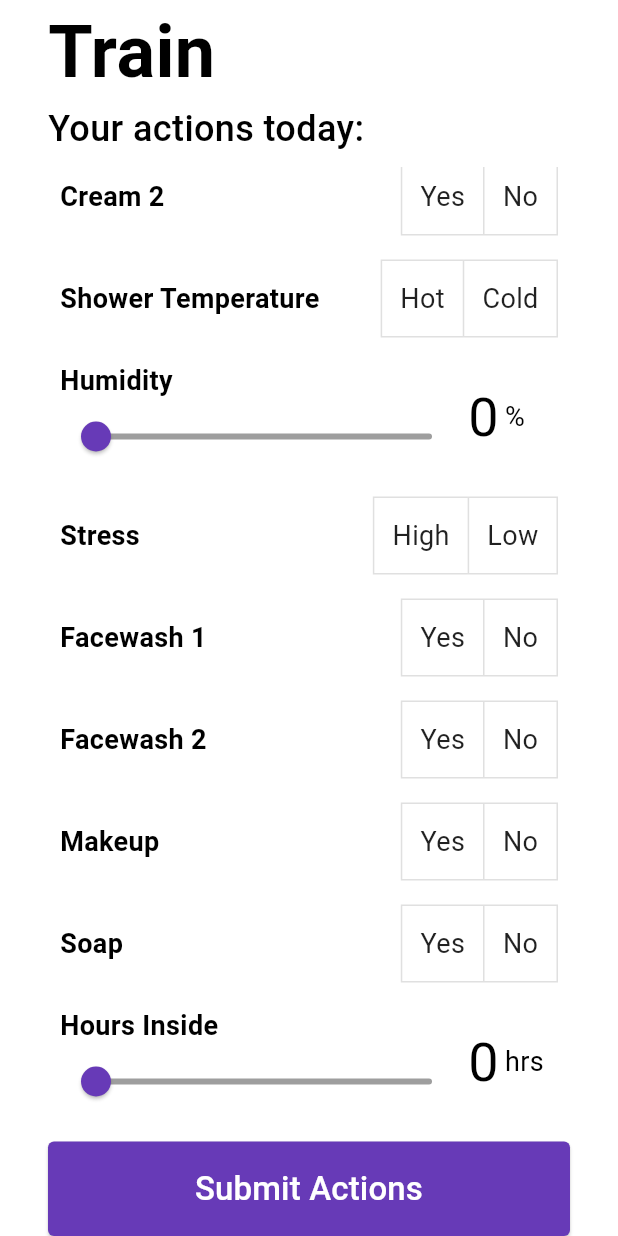
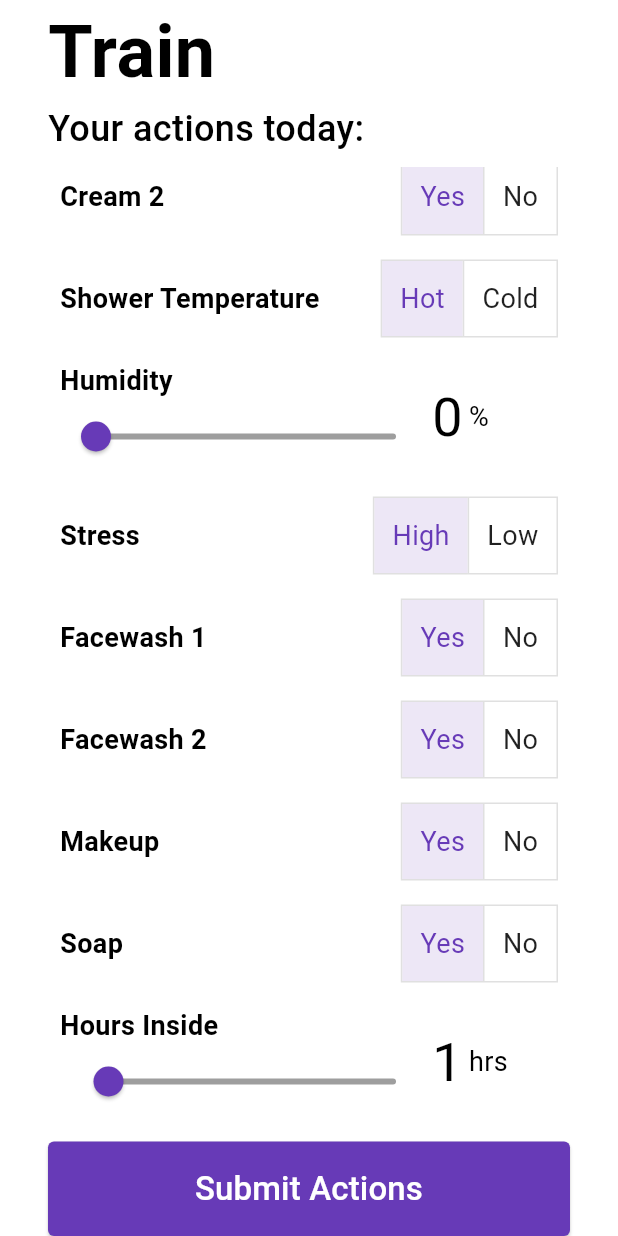
Before and after one commit to BillyJaf/hackathon_frontend, a Flutter app: the screen it shows after launch, scrolled down 82 dp, after a tap on "Yes", on a phone screen of 412 x 824 dp. Run offline on Flutter 3.47's test engine with Material 3 defaults, Android fonts, the light colour scheme and no system bars; our stand-ins replace sqflite; accounts and stored records are empty.

Commit message:
feat: train screen functionality

```diff
--- a/lib/models/health_entry.dart
+++ b/lib/models/health_entry.dart
@@ -1,6 +1,5 @@
 class HealthEntry {
-  final int?
-      id; // Optional, in case you're storing this in a database with an auto-generated ID
+  final int? id; // Optional, in case you're storing this in a database with an auto-generated ID
   final double cream1;
   final double cream2;
   final double tookHotShower;
@@ -30,6 +29,39 @@
     required this.dateTime,
     required this.skinFeelRating,
   });
+
+  // To new HealthEntry object with updated values
+  HealthEntry copyWith({
+    int? id,
+    double? cream1,
+    double? cream2,
+    double? tookHotShower,
+    double? relativeHumidity,
+    double? stress,
+    double? facewash1,
+    double? facewash2,
+    double? makeup,
+    double? soap,
+    double? hoursInside,
+    DateTime? dateTime,
+    double? skinFeelRating,
+  }) {
+    return HealthEntry(
+      id: id ?? this.id,
+      cream1: cream1 ?? this.cream1,
+      cream2: cream2 ?? this.cream2,
+      tookHotShower: tookHotShower ?? this.tookHotShower,
+      relativeHumidity: relativeHumidity ?? this.relativeHumidity,
+      stress: stress ?? this.stress,
+      facewash1: facewash1 ?? this.facewash1,
+      facewash2: facewash2 ?? this.facewash2,
+      makeup: makeup ?? this.makeup,
+      soap: soap ?? this.soap,
+      hoursInside: hoursInside ?? this.hoursInside,
+      dateTime: dateTime ?? this.dateTime,
+      skinFeelRating: skinFeelRating ?? this.skinFeelRating,
+    );
+  }
 
   // Convert a HealthEntry object into a Map to store in the database
   Map<String, dynamic> toMap() {
--- a/lib/option_field.dart
+++ b/lib/option_field.dart
@@ -10,14 +10,16 @@
 
 class OptionField extends StatelessWidget {
   final String label;
-  final String? value;
+  final double? value;
   final List<Option> options;
+  final Function(double) onChanged;
 
   const OptionField({
     super.key,
     this.label = "Action Name",
     this.options = const [],
     this.value,
+    required this.onChanged,
   });
 
   @override
@@ -25,8 +27,8 @@
     return ActionField(
       label: label,
       valueWidget: ToggleButtons(
-        isSelected: options.map((option) => option.label == value).toList(),
-        onPressed: (index) => print(options[index].label),
+        isSelected: options.map((option) => option.value == value).toList(),
+        onPressed: (index) => onChanged(options[index].value),
         children: options
             .map(
               (option) => Padding(
--- a/lib/slider_field.dart
+++ b/lib/slider_field.dart
@@ -5,12 +5,18 @@
   final String label;
   final String suffix;
   final double value;
+  final double min;
+  final double max;
+  final Function(double) onChanged;
 
   const SliderField({
     super.key,
     this.label = "Action Name",
     this.suffix = "",
     this.value = 0.0,
+    this.min = 0.0,
+    this.max = 100.0,
+    required this.onChanged,
   });
 
   @override
@@ -18,7 +24,7 @@
     return ActionField(
       label: label,
       valueWidget: SizedBox(
-        width: 60.0,
+        width: 84.0,
         child: Row(
           mainAxisAlignment: MainAxisAlignment.start,
           crossAxisAlignment: CrossAxisAlignment.center,
@@ -38,10 +44,10 @@
         ),
       ),
       child: Slider(
-        min: 0.0,
-        max: 100.0,
+        min: min,
+        max: max,
         value: value,
-        onChanged: print,
+        onChanged: onChanged,
         inactiveColor: Theme.of(context).disabledColor,
       ),
     );
--- a/lib/train_screen.dart
+++ b/lib/train_screen.dart
@@ -1,10 +1,30 @@
 import 'package:flutter/material.dart';
-import 'package:hackathon_frontend/action_field.dart';
+import 'package:hackathon_frontend/models/health_entry.dart';
 import 'package:hackathon_frontend/option_field.dart';
 import 'package:hackathon_frontend/slider_field.dart';
 
-class TrainScreen extends StatelessWidget {
+class TrainScreen extends StatefulWidget {
   const TrainScreen({super.key});
+
+  @override
+  State<TrainScreen> createState() => _TrainScreenState();
+}
+
+class _TrainScreenState extends State<TrainScreen> {
+  HealthEntry entry = HealthEntry(
+    cream1: 1.0,
+    cream2: 1.0,
+    tookHotShower: 1.0,
+    relativeHumidity: 0.0,
+    stress: 1.0,
+    facewash1: 1.0,
+    facewash2: 1.0,
+    makeup: 1.0,
+    soap: 1.0,
+    hoursInside: 1.0,
+    dateTime: DateTime.now(),
+    skinFeelRating: 0.0,
+  );
 
   @override
   Widget build(BuildContext context) {
@@ -26,17 +46,69 @@
                   padding: const EdgeInsets.symmetric(vertical: 8.0),
                   child: ListView(
                     shrinkWrap: true,
-                    children: const [
-                      OptionField(label: "Cream 1", options: [Option("Yes", 1.0), Option("No", 0.0)]),
-                      OptionField(label: "Cream 2", options: [Option("Yes", 1.0), Option("No", 0.0)]),
-                      OptionField(label: "Shower Temperature", options: [Option("Hot", 1.0), Option("Cold", 0.0)]),
-                      SliderField(label: "Humidity", suffix: "%"),
-                      OptionField(label: "Stress", options: [Option("High", 1.0), Option("Low", 0.0)]),
-                      OptionField(label: "Facewash 1", options: [Option("Yes", 1.0), Option("No", 0.0)]),
-                      OptionField(label: "Facewash 2", options: [Option("Yes", 1.0), Option("No", 0.0)]),
-                      OptionField(label: "Makeup", options: [Option("Yes", 1.0), Option("No", 0.0)]),
-                      OptionField(label: "Soap", options: [Option("Yes", 1.0), Option("No", 0.0)]),
-                      SliderField(label: "Hours Inside", suffix: "hrs"),
+                    children: [
+                      OptionField(
+                        label: "Cream 1",
+                        options: const [Option("Yes", 1.0), Option("No", 0.0)],
+                        value: entry.cream1,
+                        onChanged: (value) => setState(() => entry = entry.copyWith(cream1: value)),
+                      ),
+                      OptionField(
+                        label: "Cream 2",
+                        options: const [Option("Yes", 1.0), Option("No", 0.0)],
+                        value: entry.cream2,
+                        onChanged: (value) => setState(() => entry = entry.copyWith(cream2: value)),
+                      ),
+                      OptionField(
+                        label: "Shower Temperature",
+                        options: const [Option("Hot", 1.0), Option("Cold", 0.0)],
+                        value: entry.tookHotShower,
+                        onChanged: (value) => setState(() => entry = entry.copyWith(tookHotShower: value)),
+                      ),
+                      SliderField(
+                        label: "Humidity",
+                        suffix: "%",
+                        value: entry.relativeHumidity,
+                        onChanged: (value) => setState(() => entry = entry.copyWith(relativeHumidity: value)),
+                      ),
+                      OptionField(
+                        label: "Stress",
+                        options: const [Option("High", 1.0), Option("Low", 0.0)],
+                        value: entry.stress,
+                        onChanged: (value) => setState(() => entry = entry.copyWith(stress: value)),
+                      ),
+                      OptionField(
+                        label: "Facewash 1",
+                        options: const [Option("Yes", 1.0), Option("No", 0.0)],
+                        value: entry.facewash1,
+                        onChanged: (value) => setState(() => entry = entry.copyWith(facewash1: value)),
+                      ),
+                      OptionField(
+                        label: "Facewash 2",
+                        options: const [Option("Yes", 1.0), Option("No", 0.0)],
+                        value: entry.facewash2,
+                        onChanged: (value) => setState(() => entry = entry.copyWith(facewash2: value)),
+                      ),
+                      OptionField(
+                        label: "Makeup",
+                        options: const [Option("Yes", 1.0), Option("No", 0.0)],
+                        value: entry.makeup,
+                        onChanged: (value) => setState(() => entry = entry.copyWith(makeup: value)),
+                      ),
+                      OptionField(
+                        label: "Soap",
+                        options: const [Option("Yes", 1.0), Option("No", 0.0)],
+                        value: entry.soap,
+                        onChanged: (value) => setState(() => entry = entry.copyWith(soap: value)),
+                      ),
+                      SliderField(
+                        label: "Hours Inside",
+                        suffix: "hrs",
+                        min: 0.0,
+                        max: 24.0,
+                        value: entry.hoursInside,
+                        onChanged: (value) => setState(() => entry = entry.copyWith(hoursInside: value)),
+                      )
                     ],
                   ),
                 ),
```
Also changed, not shown: 3 other files.
